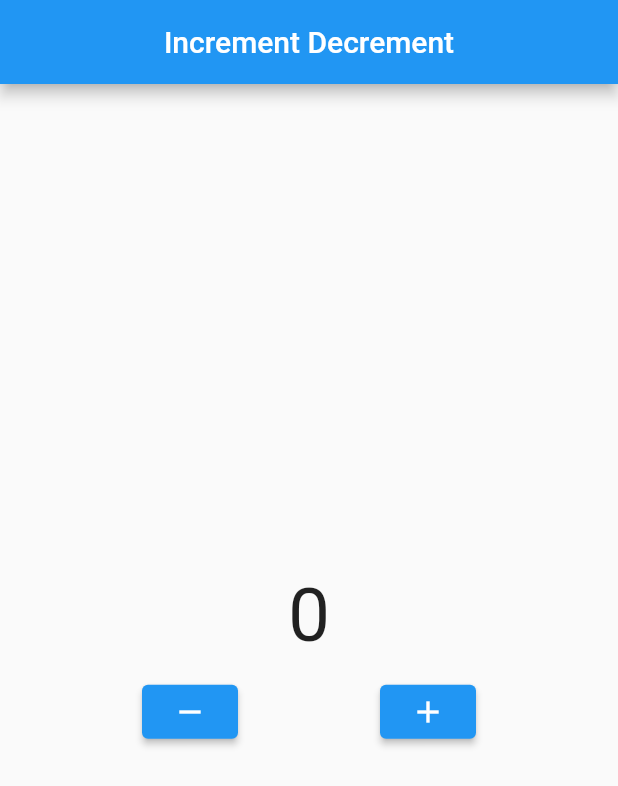
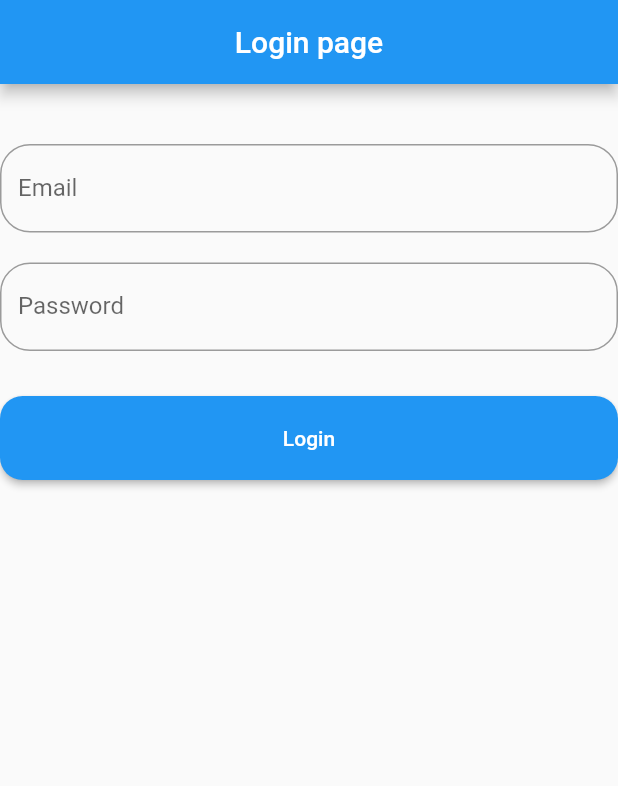
Before and after one commit to AfkarSiddiq/BelajarCRUD-Flutter, a Flutter app: the screen it shows after launch, on a phone screen of 412 x 824 dp. Shown: the top 786 px of the screen. Run offline on Flutter 3.47's test engine with Material 2 defaults, Android fonts, the light colour scheme and no system bars.

Commit message:
make a UI login page
this is using textField, snackBar, and EvaluatedButton.

```diff
--- a/belajarcrud/lib/main.dart
+++ b/belajarcrud/lib/main.dart
@@ -5,6 +5,7 @@
 void main() {
   runApp(MyApp());
 }
+
 //learn to increment number
 int nilai = 0;
 
@@ -19,49 +20,83 @@
   @override
   Widget build(BuildContext context) {
     return MaterialApp(
-      home: Scaffold(
-        appBar: AppBar(
-          title: Text("Increment Decrement"),
-          centerTitle: true,
-        ),
-        body: Center(
-          child: Column(
-            mainAxisAlignment: MainAxisAlignment.center,
-            children: [
-              Text(
-                "$nilai",
-                style: TextStyle(
-                  fontSize: 50,
-                ),
-              ),
-              SizedBox(height: 10,),
-              Row(
-                mainAxisAlignment: MainAxisAlignment.spaceEvenly,
-                children: [
-                  ElevatedButton(
-                onPressed: () {
-                  setState(() {
-                    nilai--;
-                  });
-                },
-                child: Icon(Icons.remove)
-                ),
-
-              ElevatedButton(
-                onPressed: () {
-                  setState(() {
-                    nilai++;
-                  });
-                },
-                child: Icon(Icons.add)
-                )
-                ],
-              ),
-            ],
-          ),
-        ),
-      ),
+      home: NewWidget(),
       debugShowCheckedModeBanner: false,
     );
   }
 }
+
+class NewWidget extends StatelessWidget {
+  const NewWidget({
+    Key? key,
+  }) : super(key: key);
+
+  @override
+  Widget build(BuildContext context) {
+    return Scaffold(
+      appBar: AppBar(
+        title: Text("Login page"),
+        centerTitle: true,
+      ),
+      body: ListView(
+        padding: EdgeInsets.only(top: 40.0),
+
+        children: [
+          email,
+          Padding(
+            padding: EdgeInsets.all(10),
+          ),
+          Password,
+          SizedBox(
+            height: 30,
+          ),
+          ElevatedButton(
+            style: ElevatedButton.styleFrom(
+              padding: EdgeInsets.all(20),
+              shape: RoundedRectangleBorder(
+                borderRadius: BorderRadius.circular(15),
+              ),
+            ),
+            onPressed: () {
+              showDialog(
+                context: context,
+                builder: (context) => AlertDialog(
+                  title: Text("Info!"),
+                  content: Text("Login gagal"),
+                  actions: [
+                    ElevatedButton(
+                      onPressed: () {},
+                      child: Text("OK!"),
+                    ),
+                  ],
+                ),
+              );
+            },
+            child: Text("Login"),
+          ),
+        ],
+      ),
+    );
+  }
+}
+
+Widget email = TextField(
+  autocorrect: false,
+  decoration: InputDecoration(
+    labelText: "Email",
+    border: OutlineInputBorder(
+      borderRadius: BorderRadius.circular(20),
+    ),
+  ),
+);
+
+Widget Password = TextField(
+  autocorrect: false,
+  obscureText: true,
+  decoration: InputDecoration(
+    labelText: "Password",
+    border: OutlineInputBorder(
+      borderRadius: BorderRadius.circular(20),
+    ),
+  ),
+);
```
